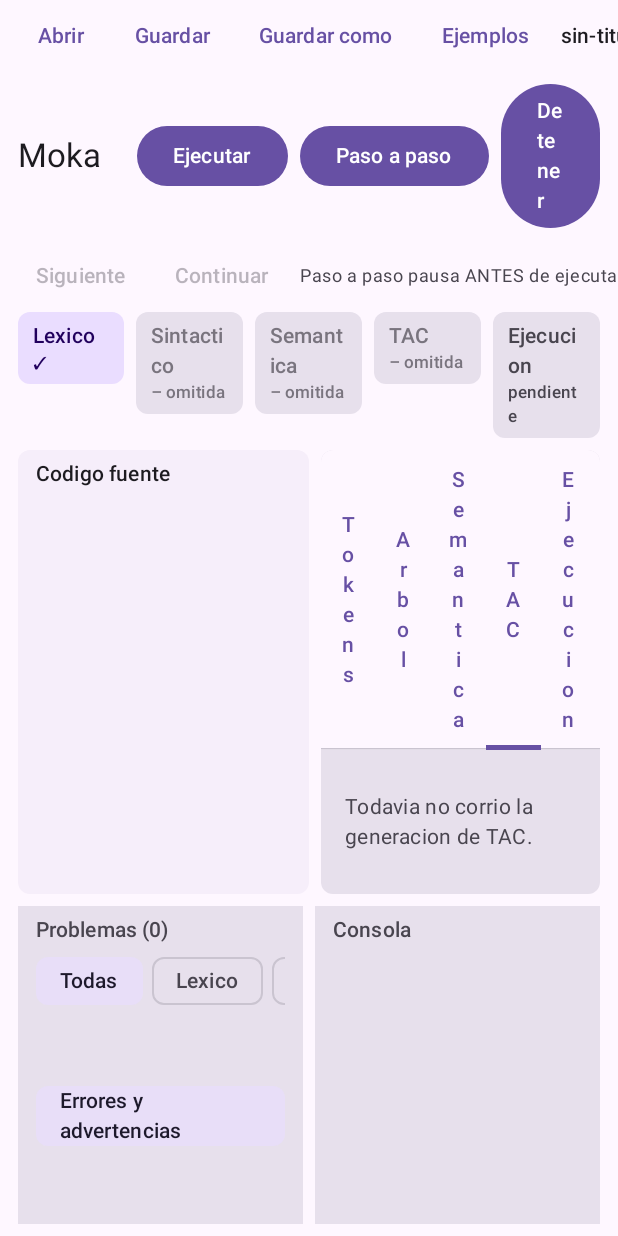
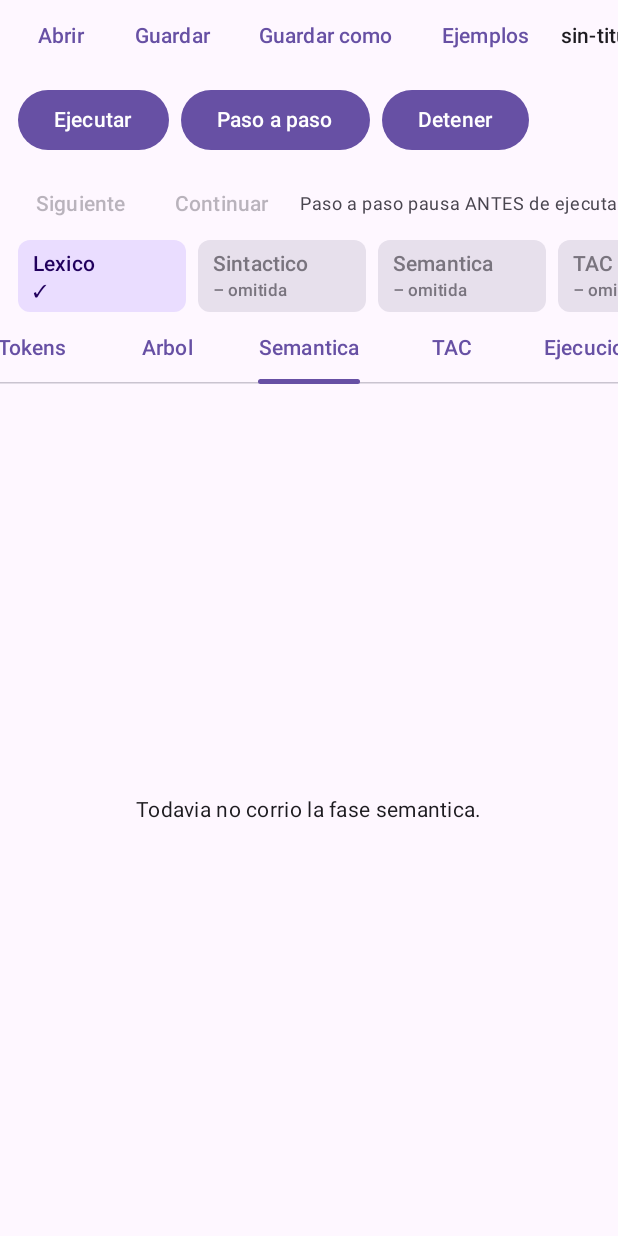
Before and after one commit to raulbarbur/moka, an Android app built with Jetpack Compose: the screen it shows after launch (MainActivity), tab 4 chosen, on a phone screen of 412 x 824 dp. Run offline under Robolectric (Android 15) with nearby library versions, the phone set to English and light mode, and no system bars; libraries missing offline, so code that uses them is left out: org.antlr.v4; 17 statements that could not run were skipped.

Commit message:
Fase 7.11: layout adaptativo

```diff
--- a/app/src/commonMain/kotlin/ar/com/moka/app/ui/BarraFases.kt
+++ b/app/src/commonMain/kotlin/ar/com/moka/app/ui/BarraFases.kt
@@ -1,20 +1,24 @@
 // =======================================================================
-//  BarraFases.kt — La barra de fases o "pipeline strip" (sec. 5.2)
+//  BarraFases.kt - La barra de fases o "pipeline strip" (sec. 5.2)
 // =======================================================================
 //  Cinco chips, uno por fase, con su estado y su duracion. Es la
 //  expresion visual de FaseIniciada / FaseCompletada / FaseOmitida:
 //  esta funcion solo LEE el mapa de slots que reducir() ya actualizo.
 //
-//  (En 7.4+, tocar un chip abrira el panel de esa fase: el onClick se
-//  agrega aca.)
+//  7.11 agrega el modo compacto: en pantalla angosta los chips conservan
+//  un ancho legible y la fila se desplaza horizontalmente. En pantalla
+//  ancha siguen repartiendo todo el ancho, como en las fases anteriores.
 // =======================================================================
 package ar.com.moka.app.ui
 
+import androidx.compose.foundation.horizontalScroll
 import androidx.compose.foundation.layout.Arrangement
 import androidx.compose.foundation.layout.Column
 import androidx.compose.foundation.layout.Row
 import androidx.compose.foundation.layout.fillMaxWidth
 import androidx.compose.foundation.layout.padding
+import androidx.compose.foundation.layout.width
+import androidx.compose.foundation.rememberScrollState
 import androidx.compose.foundation.shape.RoundedCornerShape
 import androidx.compose.material3.MaterialTheme
 import androidx.compose.material3.Surface
@@ -27,14 +31,23 @@ import ar.com.moka.app.estado.EstadoFaseUi
 import ar.com.moka.core.pipeline.Fase
 import ar.com.moka.core.semantico.Severidad
 
+private val ANCHO_CHIP_COMPACTO = 112.dp
+
 @Composable
-fun BarraFases(fases: Map<Fase, EstadoFaseUi>) {
+fun BarraFases(fases: Map<Fase, EstadoFaseUi>, compacta: Boolean = false) {
+    val desplazamiento = rememberScrollState()
     Row(
-        modifier = Modifier.fillMaxWidth().padding(horizontal = 12.dp),
+        modifier = Modifier.fillMaxWidth()
+            .then(if (compacta) Modifier.horizontalScroll(desplazamiento) else Modifier)
+            .padding(horizontal = 12.dp),
         horizontalArrangement = Arrangement.spacedBy(8.dp)
     ) {
         for (fase in Fase.entries) {
-            ChipFase(fase, fases.getValue(fase), Modifier.weight(1f))
+            ChipFase(
+                fase,
+                fases.getValue(fase),
+                if (compacta) Modifier.width(ANCHO_CHIP_COMPACTO) else Modifier.weight(1f)
+            )
         }
     }
 }
--- a/app/src/commonMain/kotlin/ar/com/moka/app/ui/PanelesTaller.kt
+++ b/app/src/commonMain/kotlin/ar/com/moka/app/ui/PanelesTaller.kt
@@ -1,10 +1,14 @@
 // =======================================================================
-//  PanelesTaller.kt — El contenedor con pestañas de los paneles de fase
+//  PanelesTaller.kt - Paneles de fase y su selector compartido
 // =======================================================================
-//  El lado derecho del Taller (sec. 5.2): pestañas Tokens | Arbol |
-//  Semantica | TAC | Ejecucion. Cada panel recibe solo el artefacto de
-//  su fase y lo poco mas que necesita del estado (sec. 5.1: paneles sin
-//  estado). Desde 7.7 existen las cinco.
+//  Contenedor del lado derecho en pantalla ANCHA (sec. 5.2): pestañas
+//  Tokens | Arbol | Semantica | TAC | Ejecucion. Cada panel recibe solo
+//  el artefacto de su fase y lo poco mas que necesita del estado.
+//
+//  Desde 7.11, el contenido esta extraido en PanelFase(). El modo
+//  angosto de Taller usa esa misma funcion para mostrar cada panel como
+//  una pestaña de pantalla completa. Asi las variantes ancha/angosta no
+//  duplican reglas ni pueden quedar con comportamientos distintos.
 // =======================================================================
 package ar.com.moka.app.ui
 
@@ -17,7 +21,7 @@ import androidx.compose.foundation.shape.RoundedCornerShape
 import androidx.compose.material3.MaterialTheme
 import androidx.compose.material3.Surface
 import androidx.compose.material3.Tab
-import androidx.compose.material3.TabRow
+import androidx.compose.material3.PrimaryTabRow
 import androidx.compose.material3.Text
 import androidx.compose.runtime.Composable
 import androidx.compose.runtime.getValue
@@ -32,7 +36,8 @@ import ar.com.moka.core.ast.Posicion
 import ar.com.moka.core.pipeline.Artefacto
 import ar.com.moka.core.pipeline.Fase
 
-private val PESTANAS = listOf("Tokens", "Arbol", "Semantica", "TAC", "Ejecucion")
+// internal: Taller la usa para armar las pestañas grandes del modo angosto.
+internal val PESTANAS_FASES = listOf("Tokens", "Arbol", "Semantica", "TAC", "Ejecucion")
 
 @Composable
 fun PanelesTaller(
@@ -48,8 +53,8 @@ fun PanelesTaller(
         shape = RoundedCornerShape(8.dp)
     ) {
         Column(Modifier.fillMaxSize()) {
-            TabRow(selectedTabIndex = pestana, modifier = Modifier.fillMaxWidth()) {
-                PESTANAS.forEachIndexed { indice, titulo ->
+            PrimaryTabRow(selectedTabIndex = pestana, modifier = Modifier.fillMaxWidth()) {
+                PESTANAS_FASES.forEachIndexed { indice, titulo ->
                     Tab(
                         selected = pestana == indice,
                         onClick = { pestana = indice },
@@ -57,18 +62,38 @@ fun PanelesTaller(
                     )
                 }
             }
-            when (pestana) {
+            PanelFase(
+                indice = pestana,
+                estado = estado,
+                onSeleccionar = onSeleccionar,
+                modifier = Modifier.fillMaxSize()
+            )
+        }
+    }
+}
+
+// Unico mapa pestaña -> panel. Lo comparten:
+//  - el muelle derecho del modo ancho (PanelesTaller), y
+//  - las pestañas 1..5 del modo angosto (Taller).
+@Composable
+fun PanelFase(
+    indice: Int,
+    estado: EstadoWorkbench,
+    onSeleccionar: (Posicion) -> Unit,
+    modifier: Modifier = Modifier
+) {
+    when (indice) {
         0 -> PanelTokens(
             lexico = estado.fases.getValue(Fase.LEXICA).artefacto as? Artefacto.Lexico,
             seleccion = estado.seleccion,
             onSeleccionar = onSeleccionar,
-                    modifier = Modifier.fillMaxSize()
+            modifier = modifier
         )
         1 -> PanelArbol(
             sintactico = estado.fases.getValue(Fase.SINTACTICA).artefacto as? Artefacto.Sintactico,
             seleccion = estado.seleccion,
             onSeleccionar = onSeleccionar,
-                    modifier = Modifier.fillMaxSize()
+            modifier = modifier
         )
         2 -> {
             val slotSemantica = estado.fases.getValue(Fase.SEMANTICA)
@@ -77,7 +102,7 @@ fun PanelesTaller(
                 diagnosticos = slotSemantica.diagnosticos,
                 seleccion = estado.seleccion,
                 onSeleccionar = onSeleccionar,
-                        modifier = Modifier.fillMaxSize()
+                modifier = modifier
             )
         }
         3 -> PanelTac(
@@ -85,7 +110,7 @@ fun PanelesTaller(
             pasoActual = estado.pasoActual,
             seleccion = estado.seleccion,
             onSeleccionar = onSeleccionar,
-                    modifier = Modifier.fillMaxSize()
+            modifier = modifier
         )
         else -> PanelEjecucion(
             pasoActual = estado.pasoActual,
@@ -93,10 +118,8 @@ fun PanelesTaller(
             terminado = estado.terminado,
             exito = estado.exito,
             cuadruplasEjecutadas = estado.cuadruplasEjecutadas,
-                    modifier = Modifier.fillMaxSize()
+            modifier = modifier
         )
-            }
-        }
     }
 }
 
--- a/app/src/commonMain/kotlin/ar/com/moka/app/ui/Taller.kt
+++ b/app/src/commonMain/kotlin/ar/com/moka/app/ui/Taller.kt
@@ -1,16 +1,26 @@
 // =======================================================================
-//  Taller.kt - La pantalla principal (sec. 5.2)
+//  Taller.kt - La pantalla principal (sec. 5.2 y 5.5)
 // =======================================================================
-//  Version 7.10: suma los controles de avance de BarraDepuracion.
-//  El contenido del Taller conserva el resaltado de sintaxis de 7.8.
+//  Version 7.11: layout adaptativo.
+//    - Pantalla ancha (desktop/tablet): muelles. Arriba el editor y los
+//      paneles de fase; abajo, siempre visibles, Problemas y Consola.
+//    - Pantalla angosta (telefono): TODAS las zonas pasan a pestañas.
+//      Asi Codigo, Tokens, Arbol, Semantica, TAC, Ejecucion, Problemas y
+//      Consola conservan su contenido sin pelear por el mismo ancho.
 //
-//  Este composable NO tiene logica: observa el StateFlow del controlador
-//  y le reparte a cada parte su pedazo de estado (sec. 5.1: una sola
-//  fuente de verdad). Toda la decision de "que cambio" ya la tomo
-//  reducir() en estado/.
+//  El corte usa 840.dp, el limite Material habitual entre una ventana
+//  compacta y una mediana. No pregunta por la plataforma: una ventana de
+//  escritorio achicada tambien usa pestañas, y una tablet/Android ancha
+//  usa muelles. Eso es justamente lo que pide la sec. 5.5.
+//
+//  Este composable NO decide ejecucion ni analisis: observa el StateFlow
+//  del controlador y reparte pedazos de estado. Toda la logica del
+//  pipeline sigue en estado/ (sec. 5.1, una sola fuente de verdad).
 // =======================================================================
 package ar.com.moka.app.ui
 
+import androidx.compose.foundation.layout.Box
+import androidx.compose.foundation.layout.BoxWithConstraints
 import androidx.compose.foundation.layout.Column
 import androidx.compose.foundation.layout.Row
 import androidx.compose.foundation.layout.Spacer
@@ -22,43 +32,98 @@ import androidx.compose.foundation.layout.padding
 import androidx.compose.foundation.layout.width
 import androidx.compose.material3.Button
 import androidx.compose.material3.MaterialTheme
+import androidx.compose.material3.PrimaryScrollableTabRow
+import androidx.compose.material3.Tab
 import androidx.compose.material3.Text
 import androidx.compose.runtime.Composable
 import androidx.compose.runtime.collectAsState
 import androidx.compose.runtime.getValue
+import androidx.compose.runtime.mutableIntStateOf
+import androidx.compose.runtime.remember
+import androidx.compose.runtime.setValue
 import androidx.compose.ui.Alignment
 import androidx.compose.ui.Modifier
 import androidx.compose.ui.unit.dp
+import ar.com.moka.app.estado.EstadoWorkbench
 import ar.com.moka.app.estado.MokaControlador
 import ar.com.moka.core.pipeline.Artefacto
 import ar.com.moka.core.pipeline.Fase
+
+// Umbral de modo: menos que esto se considera angosto. Es un valor de
+// ancho logico, no de pixeles fisicos, asi que sirve en ambas plataformas.
+private val ANCHO_MINIMO_MUELLES = 840.dp
+private val ALTURA_FRANJA_INFERIOR = 220.dp
+
+// En modo angosto la pantalla entera se organiza como una sola fila de
+// pestañas. Los nombres coinciden con los paneles de la sec. 5.3.
+private val PESTANAS_ANGOSTAS =
+    listOf("Codigo") + PESTANAS_FASES + listOf("Problemas", "Consola")
 
 @Composable
 fun Taller(controlador: MokaControlador) {
     val estado by controlador.estado.collectAsState()
 
     ArchivoTaller(controlador) {
+        BoxWithConstraints(Modifier.fillMaxSize()) {
+            val angosto = maxWidth < ANCHO_MINIMO_MUELLES
             Column(Modifier.fillMaxSize()) {
-            // ---- barra superior: acciones del pipeline ----
+                BarraAcciones(controlador, angosto)
+                BarraDepuracion(controlador)
+
+                // La tira de fases queda en TODOS los tamaños: en angosta
+                // se vuelve desplazable para no comprimir sus cinco chips.
+                BarraFases(estado.fases, compacta = angosto)
+
+                if (angosto) {
+                    ContenidoPorPestanas(
+                        estado = estado,
+                        controlador = controlador,
+                        modifier = Modifier.weight(1f)
+                    )
+                } else {
+                    ContenidoConMuelles(
+                        estado = estado,
+                        controlador = controlador,
+                        modifier = Modifier.weight(1f)
+                    )
+                }
+            }
+        }
+    }
+}
+
+// Botones del pipeline. En pantalla angosta se omite el titulo "Moka":
+// el ancho libre queda para los tres botones, que entran en un telefono
+// comun de 320.dp sin necesidad de una segunda fila.
+@Composable
+private fun BarraAcciones(controlador: MokaControlador, angosto: Boolean) {
     Row(
         modifier = Modifier.fillMaxWidth().padding(horizontal = 12.dp, vertical = 8.dp),
         verticalAlignment = Alignment.CenterVertically
     ) {
+        if (!angosto) {
             Text("Moka", style = MaterialTheme.typography.titleLarge)
             Spacer(Modifier.width(24.dp))
+        }
         Button(onClick = controlador::ejecutar) { Text("Ejecutar") }
         Spacer(Modifier.width(8.dp))
         Button(onClick = controlador::ejecutarPasoAPaso) { Text("Paso a paso") }
         Spacer(Modifier.width(8.dp))
         Button(onClick = controlador::detener) { Text("Detener") }
     }
+}
 
-            BarraDepuracion(controlador)
-
-            // ---- barra de fases: la foto del pipeline en cada momento ----
-            BarraFases(estado.fases)
-
-            // ---- mitad de arriba: editor | paneles de fase ----
+// Layout historico de escritorio: dos muelles principales arriba y dos
+// muelles fijos abajo. Se conserva igual para no cambiar la experiencia
+// que ya quedo validada en las fases anteriores.
+@Composable
+private fun ContenidoConMuelles(
+    estado: EstadoWorkbench,
+    controlador: MokaControlador,
+    modifier: Modifier = Modifier
+) {
+    Column(modifier.fillMaxWidth()) {
+        // ---- editor | paneles de fase ----
         Row(Modifier.fillMaxWidth().weight(1f).padding(top = 8.dp)) {
             EditorTaller(
                 fuente = estado.fuente,
@@ -76,8 +141,8 @@ fun Taller(controlador: MokaControlador) {
             )
         }
 
-            // ---- franja inferior: problemas | consola (sec. 5.2) ----
-            Row(Modifier.fillMaxWidth().height(220.dp)) {
+        // ---- problemas | consola ----
+        Row(Modifier.fillMaxWidth().height(ALTURA_FRANJA_INFERIOR)) {
             PanelProblemas(
                 fases = estado.fases,
                 onSeleccionar = controlador::seleccionar,
@@ -96,4 +161,65 @@ fun Taller(controlador: MokaControlador) {
         }
     }
 }
+
+// Layout de pantalla angosta. Los indices 1..5 llaman al MISMO selector
+// de paneles que usa el contenedor del modo ancho; no hay una segunda
+// copia de Tokens/Arbol/Semantica/TAC/Ejecucion que pueda desactualizarse.
+@Composable
+private fun ContenidoPorPestanas(
+    estado: EstadoWorkbench,
+    controlador: MokaControlador,
+    modifier: Modifier = Modifier
+) {
+    var pestana by remember { mutableIntStateOf(0) }
+
+    Column(modifier.fillMaxSize()) {
+        PrimaryScrollableTabRow(
+            selectedTabIndex = pestana,
+            modifier = Modifier.fillMaxWidth(),
+            edgePadding = 8.dp
+        ) {
+            PESTANAS_ANGOSTAS.forEachIndexed { indice, titulo ->
+                Tab(
+                    selected = pestana == indice,
+                    onClick = { pestana = indice },
+                    text = { Text(titulo) }
+                )
             }
+        }
+
+        Box(Modifier.weight(1f).fillMaxWidth().padding(top = 8.dp)) {
+            val contenido = Modifier.fillMaxSize()
+                .padding(start = 12.dp, end = 12.dp, bottom = 8.dp)
+            when (pestana) {
+                0 -> EditorTaller(
+                    fuente = estado.fuente,
+                    tokens = (estado.fases.getValue(Fase.LEXICA).artefacto as? Artefacto.Lexico)?.tokens,
+                    diagnosticos = estado.diagnosticos,
+                    seleccion = estado.seleccion,
+                    onCambio = controlador::cambiarFuente,
+                    modifier = contenido
+                )
+                in 1..5 -> PanelFase(
+                    indice = pestana - 1,
+                    estado = estado,
+                    onSeleccionar = controlador::seleccionar,
+                    modifier = contenido
+                )
+                6 -> PanelProblemas(
+                    fases = estado.fases,
+                    onSeleccionar = controlador::seleccionar,
+                    modifier = contenido
+                )
+                else -> ConsolaTaller(
+                    salida = estado.salida,
+                    pidiendoEntrada = estado.pidiendoEntrada,
+                    terminado = estado.terminado,
+                    exito = estado.exito,
+                    onEnviar = controlador::enviarEntrada,
+                    modifier = contenido
+                )
+            }
+        }
+    }
+}
```
Lines whose indentation alone changed are shown as unchanged.
